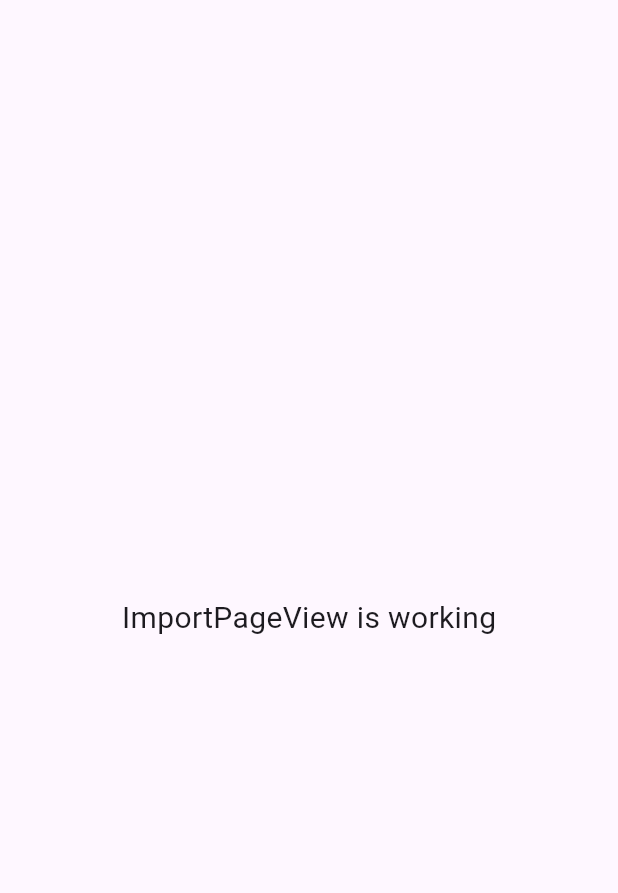
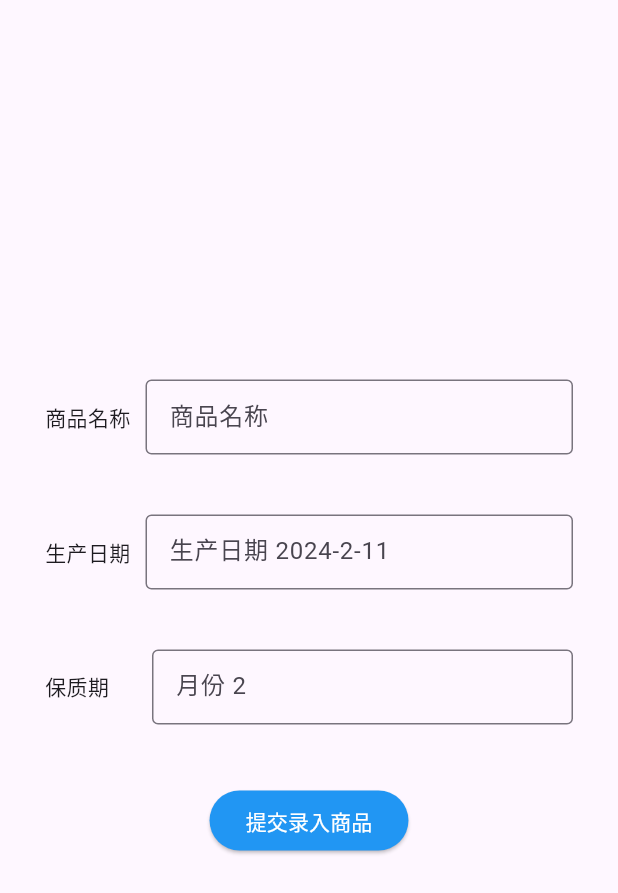
Before and after one commit to gongjianOnline/supermarket, a Flutter app: the ImportPageView screen opened by its route, on a phone screen of 412 x 824 dp. Shown: the top 893 px of the screen. Run offline on Flutter 3.47's test engine with Material 3 defaults, Android fonts, the phone set to English and light mode, and no system bars; our stand-ins replace get; missing offline and left inert: dart:ffi.

Commit message:
录入页面完成

```diff
--- a/lib/app/modules/home/bindings/home_binding.dart
+++ b/lib/app/modules/home/bindings/home_binding.dart
@@ -1,6 +1,7 @@
 import 'package:get/get.dart';
 
 import '../controllers/home_controller.dart';
+import '../../importPage/controllers/import_page_controller.dart';
 
 class HomeBinding extends Bindings {
   @override
@@ -8,5 +9,8 @@ class HomeBinding extends Bindings {
     Get.lazyPut<HomeController>(
       () => HomeController(),
     );
+    Get.lazyPut<ImportPageController>(
+      () => ImportPageController(),
+    );
   }
 }
--- a/lib/app/modules/importPage/bindings/import_page_binding.dart
+++ b/lib/app/modules/importPage/bindings/import_page_binding.dart
@@ -1,12 +1,11 @@
 import 'package:get/get.dart';
 
-import '../controllers/import_page_controller.dart';
 
 class ImportPageBinding extends Bindings {
   @override
   void dependencies() {
-    Get.lazyPut<ImportPageController>(
-      () => ImportPageController(),
-    );
+    // Get.lazyPut<ImportPageController>(
+    //   () => ImportPageController(),
+    // );
   }
 }
--- a/lib/app/modules/importPage/controllers/import_page_controller.dart
+++ b/lib/app/modules/importPage/controllers/import_page_controller.dart
@@ -1,9 +1,18 @@
+import 'package:flutter/cupertino.dart';
 import 'package:get/get.dart';
 
 class ImportPageController extends GetxController {
   //TODO: Implement ImportPageController
 
-  final count = 0.obs;
+  TextEditingController tradeNameController = TextEditingController();
+  TextEditingController createDateController = TextEditingController();
+  TextEditingController warrantyController = TextEditingController();
+
+  RxString titleName = "商品名称".obs;
+  RxString tradeName = "".obs;
+  RxString createDate = "".obs;
+  RxString warranty = "".obs;
+
   @override
   void onInit() {
     super.onInit();
@@ -19,5 +28,4 @@ class ImportPageController extends GetxController {
     super.onClose();
   }
 
-  void increment() => count.value++;
 }
--- a/lib/app/modules/importPage/views/import_page_view.dart
+++ b/lib/app/modules/importPage/views/import_page_view.dart
@@ -1,3 +1,5 @@
+import 'dart:ffi';
+
 import 'package:flutter/material.dart';
 
 import 'package:get/get.dart';
@@ -6,15 +8,116 @@ import '../controllers/import_page_controller.dart';
 
 class ImportPageView extends GetView<ImportPageController> {
   const ImportPageView({Key? key}) : super(key: key);
+
   @override
   Widget build(BuildContext context) {
-    return Scaffold(
-      body: const Center(
-        child: Text(
-          'ImportPageView is working',
-          style: TextStyle(fontSize: 20),
+    return Obx((){
+      return Scaffold(
+        body: Container(
+          padding: const EdgeInsets.only(left: 10,right: 10),
+          child: Column(
+              mainAxisAlignment: MainAxisAlignment.center,
+              crossAxisAlignment: CrossAxisAlignment.center,
+              children:[
+                Padding(
+                  padding: const EdgeInsets.all(20.0), // 设置外边距为20.0
+                  child: Row(
+                    children: [
+                      Text(controller.titleName.value),
+                      Expanded(
+                          flex:1,
+                          child:Container(
+                            margin:const EdgeInsets.only(left: 10.0),
+                            height: 50.0,
+                            child: TextField(
+                              controller: controller.tradeNameController,
+                                onChanged:(value){
+                                  controller.tradeName.value = value;
+                                },
+                                decoration:const InputDecoration(
+                                  hintText: "商品名称", // 提示词
+                                  border: OutlineInputBorder(), // 带边框
+                                )
+                            ),
+                          )
+                      )
+                    ],
+                  ),
+                ),
+                Padding(
+                  padding: const EdgeInsets.all(20.0),
+                  child:Row(
+                    children: [
+                      const Text("生产日期"),
+                      Expanded(
+                          flex:1,
+                          child:Container(
+                            margin:const EdgeInsets.only(left: 10.0),
+                            height: 50.0,
+                            child: TextField(
+                               controller: controller.createDateController,
+                                onChanged: (value){
+                                  controller.createDate.value = value;
+                                },
+                                decoration: const InputDecoration(
+                                  hintText: "生产日期 2024-2-11", // 提示词
+                                  border: OutlineInputBorder(), // 带边框
+                                )
+                            ),
+                          )
+                      )
+                    ],
+                  ),
+                ),
+                Padding(
+                    padding: const EdgeInsets.all(20.0),
+                    child:Row(
+                      children: [
+                        const Text("保质期     "),
+                        Expanded(
+                            flex:1,
+                            child:Container(
+                              margin:const EdgeInsets.only(left: 10.0),
+                              height: 50.0,
+                              child: TextField(
+                                  controller: controller.warrantyController,
+                                  onChanged:(value){
+                                    controller.warranty.value = value;
+                                  },
+                                  decoration: const InputDecoration(
+                                    hintText: "月份 2", // 提示词
+                                    border: OutlineInputBorder(), // 带边框
+                                  )
+                              ),
+                            )
+                        )
+                      ],
+                    )
+                ),
+
+                Padding(
+                  padding:  EdgeInsets.all(20.0),
+                  child: ElevatedButton(
+                      onPressed:(){
+                        controller.tradeName.value = "";
+                        controller.createDate.value = "";
+                        controller.warranty.value = "";
+                        controller.tradeNameController.clear();
+                        controller.createDateController.clear();
+                        controller.warrantyController.clear();
+
+                      },
+                      style: ElevatedButton.styleFrom(
+                        backgroundColor: Colors.blue, // 设置按钮背景颜色为蓝色
+                      ),
+                      child:const Text("提交录入商品",style: TextStyle(color:Colors.white),)
+                  ),
+                )
+
+              ]
+          ),
         ),
-      ),
-    );
+      );
+    });
   }
 }
--- a/lib/app/modules/listPage/views/list_page_view.dart
+++ b/lib/app/modules/listPage/views/list_page_view.dart
@@ -9,10 +9,13 @@ class ListPageView extends GetView<ListPageController> {
   @override
   Widget build(BuildContext context) {
     return Scaffold(
-      body: const Center(
-        child: Text(
-          'ListPageView is working',
-          style: TextStyle(fontSize: 20),
+      body:Center(
+        child: Column(
+            mainAxisAlignment: MainAxisAlignment.center,
+            crossAxisAlignment: CrossAxisAlignment.center,
+            children:[
+              Row()
+            ]
         ),
       ),
     );
--- a/lib/main.dart
+++ b/lib/main.dart
@@ -10,6 +10,9 @@ void main() {
       title: "Application",
       initialRoute: AppPages.INITIAL,
       getPages: AppPages.routes,
+      theme: ThemeData(
+        primaryColor: Colors.blue, // 设置主题颜色为蓝色
+      ),
     ),
   );
 }
```
